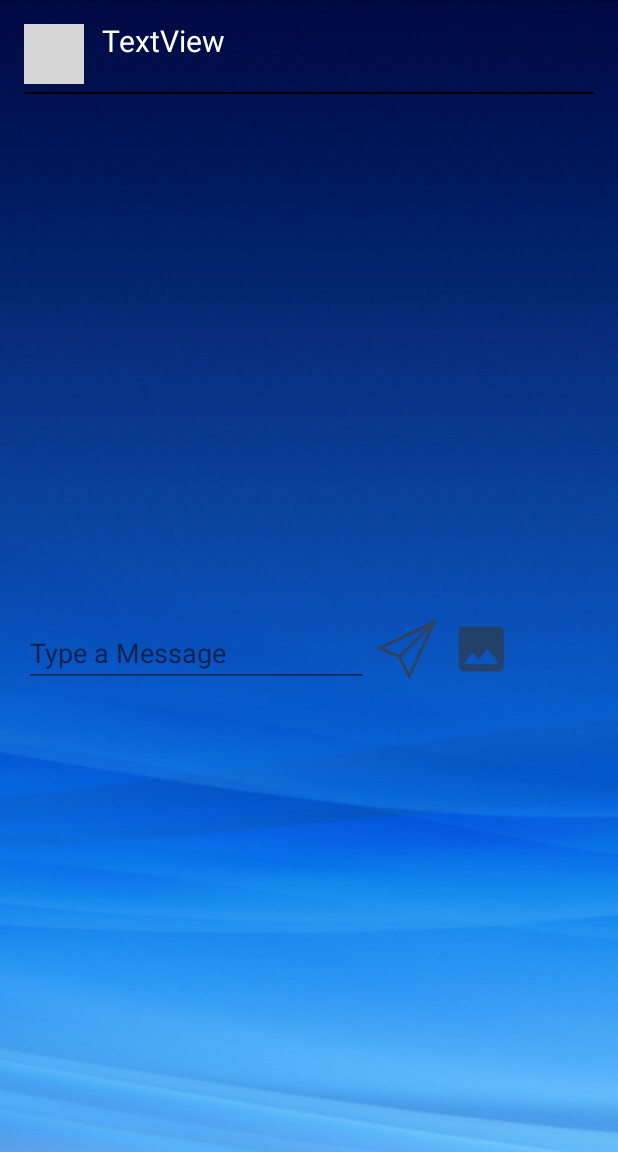
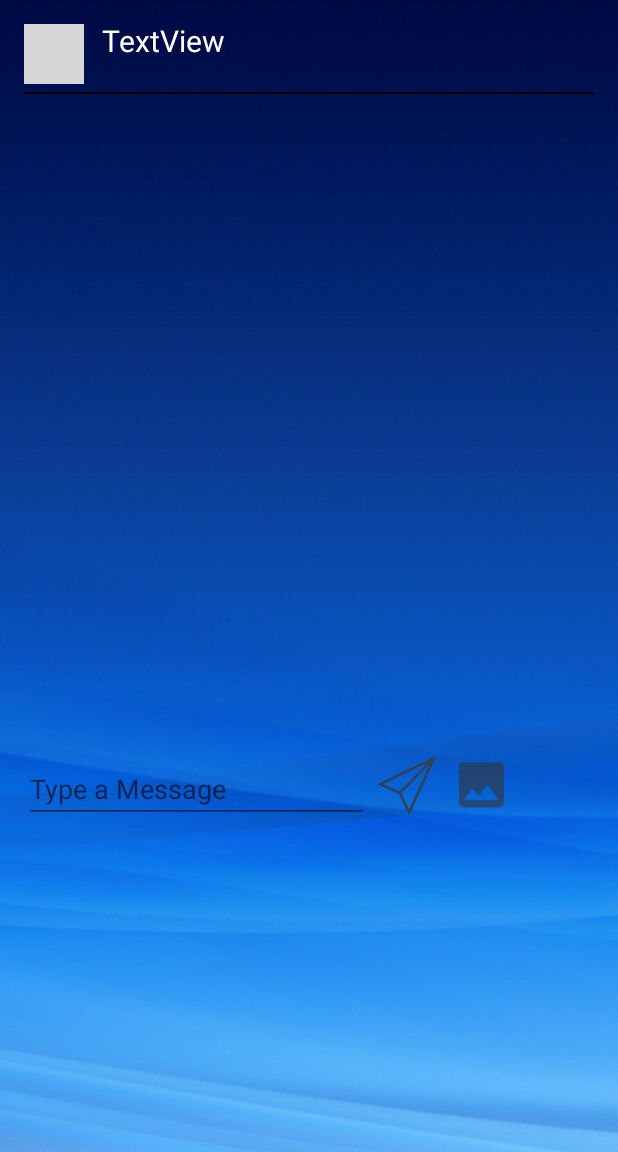
Before and after one commit to Himani0313/FirebaseChat, an Android app: the ChatActivity screen opened directly, with no data from a screen before it, on a phone screen of 412 x 824 dp, the part 84-1236 px from its top. Run offline under Robolectric (Android 15) with nearby library versions, the phone set to English and light mode, and no system bars; our stand-ins replace Firebase (no records; nobody signed in at launch, a user with empty details on screens opened directly), Picasso; libraries missing offline, so code that uses them is left out: com.facebook.login; 1 statement that could not run was skipped; grey boxes are pictures that could not be loaded.

Commit message:
UI updates

```diff
--- a/app/build.gradle
+++ b/app/build.gradle
@@ -36,7 +36,9 @@ dependencies {
     compile 'com.facebook.android:facebook-android-sdk:[4,5)'
     compile 'com.google.firebase:firebase-storage:11.0.2'
     compile 'com.android.support:recyclerview-v7:25.3.1'
+    compile 'com.pkmmte.view:circularimageview:1.1'
     compile 'org.ocpsoft.prettytime:prettytime:3.2.7.Final'
+
     testCompile 'junit:junit:4.12'
 }
 apply plugin: 'com.google.gms.google-services'
--- a/app/src/main/res/layout/activity_chat.xml
+++ b/app/src/main/res/layout/activity_chat.xml
@@ -51,7 +51,7 @@
 
     <android.support.v7.widget.RecyclerView
         android:layout_width="match_parent"
-        android:layout_height="390dp"
+        android:layout_height="435dp"
         android:layout_alignParentLeft="true"
         android:layout_alignParentStart="true"
         android:layout_below="@+id/line1"
@@ -60,13 +60,12 @@
 
     <LinearLayout
         android:orientation="horizontal"
-        android:layout_alignBottom="@+id/chatRecyclerView"
         android:layout_width="match_parent"
         android:layout_height="match_parent"
         android:layout_alignParentLeft="true"
         android:layout_alignParentStart="true"
-        android:id="@+id/linearLayoutChat"
-        android:layout_alignParentBottom="true">
+        android:layout_below="@+id/chatRecyclerView"
+        android:id="@+id/linearLayoutChat">
 
         <EditText
             android:layout_width="230dp"
```
Also changed, not shown: app/src/main/java/com/example/geniusplaza/usertouserchat/Adapters/UsersDetailsAdapter.java (+4 -3 lines), app/src/main/res/layout/user_details_layout.xml (+12 -8 lines).
